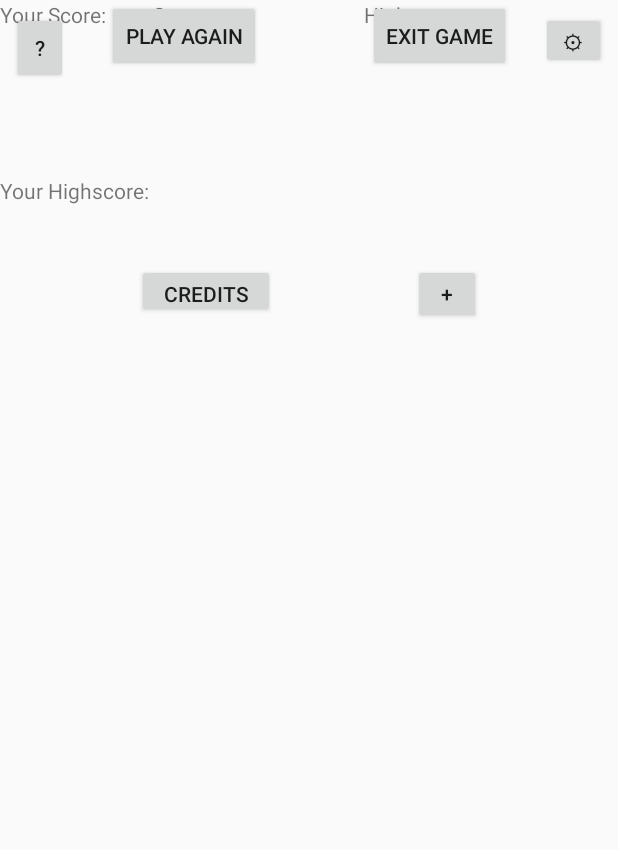
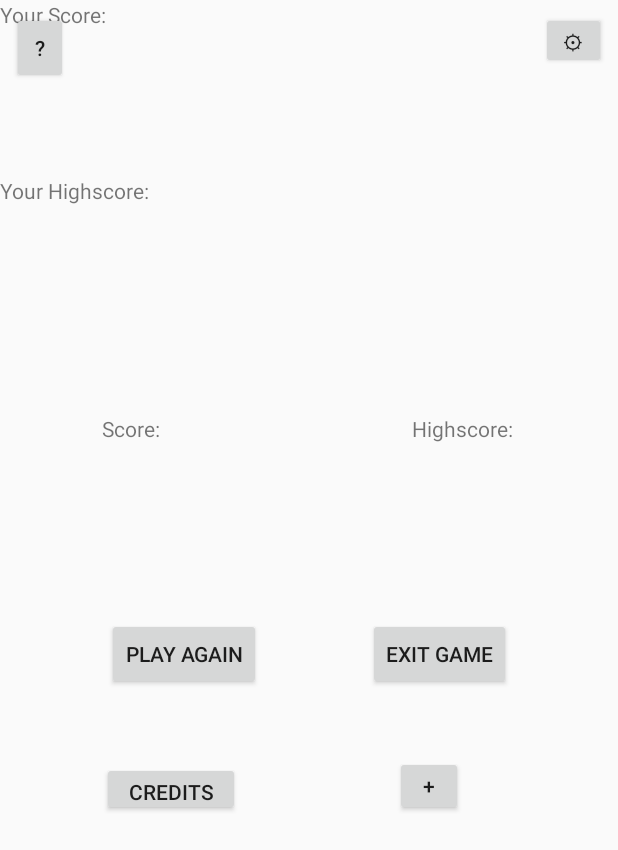
Before and after one commit to MyMumSwimsFaster/Snake, an Android app: the layout activity_end.xml on its own in the app's theme, with its tools: preview values and no code run, on a phone screen of 412 x 824 dp. Shown: the top 850 px of the screen. Run offline under Robolectric (Android 15) with nearby library versions, the phone set to English and light mode, and no system bars.

Commit message:
OnClickListener from ingame to snake. Also improved the layouts.

```diff
--- a/app/src/main/AndroidManifest.xml
+++ b/app/src/main/AndroidManifest.xml
@@ -16,7 +16,7 @@
                 <category android:name="android.intent.category.LAUNCHER" />
             </intent-filter>
         </activity>
-        <activity android:name=".StartActivity">
+        <activity android:name=".IngameActivity">
         </activity>
     </application>
 
--- a/app/src/main/java/com/example/snake/MainActivity.java
+++ b/app/src/main/java/com/example/snake/MainActivity.java
@@ -17,7 +17,7 @@ public class MainActivity extends AppCompatActivity {
         new Handler().postDelayed(new Runnable() {
             @Override
             public void run() {
-              Intent startInten = new Intent(MainActivity.this.getApplicationContext(), StartActivity.class);
+              Intent startInten = new Intent(MainActivity.this.getApplicationContext(), IngameActivity.class);
               startActivity(startInten);
             }
         }, WELCOME);
--- a/app/src/main/res/layout/activity_end.xml
+++ b/app/src/main/res/layout/activity_end.xml
@@ -49,11 +49,11 @@
         android:id="@+id/currentScore"
         android:layout_width="wrap_content"
         android:layout_height="wrap_content"
+        android:layout_marginStart="68dp"
+        android:layout_marginLeft="68dp"
         android:text="Score:"
-        app:layout_constraintEnd_toStartOf="@+id/currentHighscore"
-        app:layout_constraintHorizontal_bias="0.5"
         app:layout_constraintStart_toStartOf="parent"
-        tools:layout_editor_absoluteY="284dp" />
+        app:layout_constraintTop_toBottomOf="@+id/endview" />
 
     <TextView
         android:id="@+id/currentHighscore"
@@ -61,38 +61,40 @@
         android:layout_height="wrap_content"
         android:text="Highscore:"
         app:layout_constraintEnd_toEndOf="parent"
-        app:layout_constraintHorizontal_bias="0.5"
+        app:layout_constraintHorizontal_bias="0.706"
         app:layout_constraintStart_toEndOf="@+id/currentScore"
-        tools:layout_editor_absoluteY="284dp" />
+        app:layout_constraintTop_toBottomOf="@+id/endview" />
 
     <Button
         android:id="@+id/playAgain"
         android:layout_width="wrap_content"
         android:layout_height="wrap_content"
+        android:layout_marginTop="136dp"
         android:text="Play Again"
         app:layout_constraintEnd_toStartOf="@+id/exitGame"
         app:layout_constraintHorizontal_bias="0.5"
         app:layout_constraintStart_toStartOf="parent"
-        tools:layout_editor_absoluteY="420dp" />
+        app:layout_constraintTop_toBottomOf="@+id/endview" />
 
     <Button
         android:id="@+id/exitGame"
         android:layout_width="wrap_content"
         android:layout_height="wrap_content"
+        android:layout_marginTop="136dp"
         android:text="Exit Game"
         app:layout_constraintEnd_toEndOf="parent"
         app:layout_constraintHorizontal_bias="0.5"
         app:layout_constraintStart_toEndOf="@+id/playAgain"
-        tools:layout_editor_absoluteY="420dp" />
+        app:layout_constraintTop_toBottomOf="@+id/endview" />
 
     <Button
         android:id="@+id/credits"
         android:layout_width="92dp"
         android:layout_height="36dp"
-        android:layout_marginTop="128dp"
+        android:layout_marginStart="68dp"
+        android:layout_marginLeft="68dp"
+        android:layout_marginTop="48dp"
         android:text="credits"
-        app:layout_constraintEnd_toStartOf="@+id/scam"
-        app:layout_constraintHorizontal_bias="0.5"
         app:layout_constraintStart_toStartOf="parent"
         app:layout_constraintTop_toBottomOf="@+id/playAgain" />
 
@@ -100,7 +102,7 @@
         android:id="@+id/scam"
         android:layout_width="45dp"
         android:layout_height="40dp"
-        android:layout_marginTop="128dp"
+        android:layout_marginTop="44dp"
         android:text="+"
         app:layout_constraintEnd_toEndOf="parent"
         app:layout_constraintHorizontal_bias="0.5"
```
Also changed, not shown: app/src/main/java/com/example/snake/IngameActivity.java (added, +33 -0 lines), app/src/main/java/com/example/snake/StartActivity.java (deleted, +0 -14 lines), app/src/main/res/layout/activity_snake.xml (+17 -6 lines).
